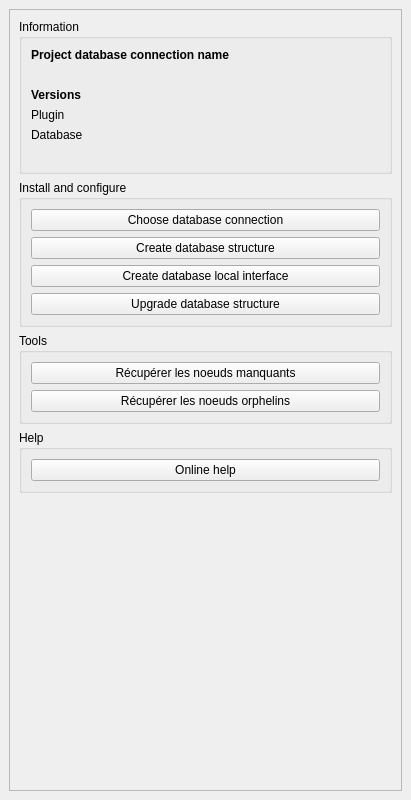
Above: stareau/resources/ui/dockwidget_base.ui from 3liz/qgis-stareau-plugin before the change. Below: the same form after it.
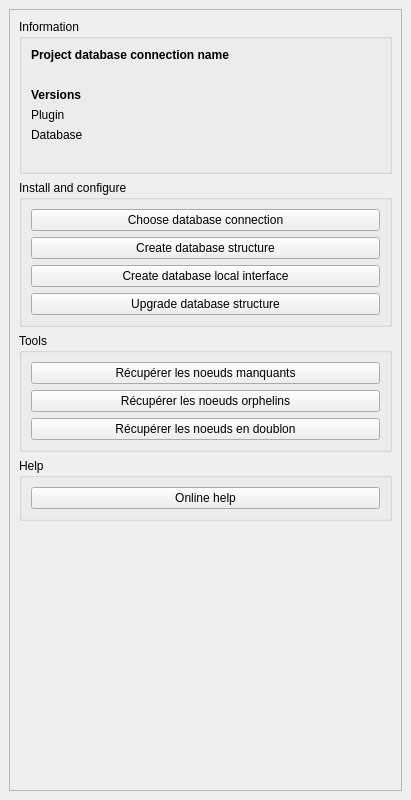
That is the form after the change.

Commit message: Fonction SQL et Algo Noeuds en doublon

```diff
--- a/stareau/resources/ui/dockwidget_base.ui
+++ b/stareau/resources/ui/dockwidget_base.ui
@@ -184,6 +184,13 @@
              </property>
             </widget>
            </item>
+           <item>
+            <widget class="QPushButton" name="button_noeud_orphelin">
+             <property name="text">
+              <string>Récupérer les noeuds en doublon</string>
+             </property>
+            </widget>
+           </item>
           </layout>
          </widget>
         </item>
```
The commit also changes 5 other files.
